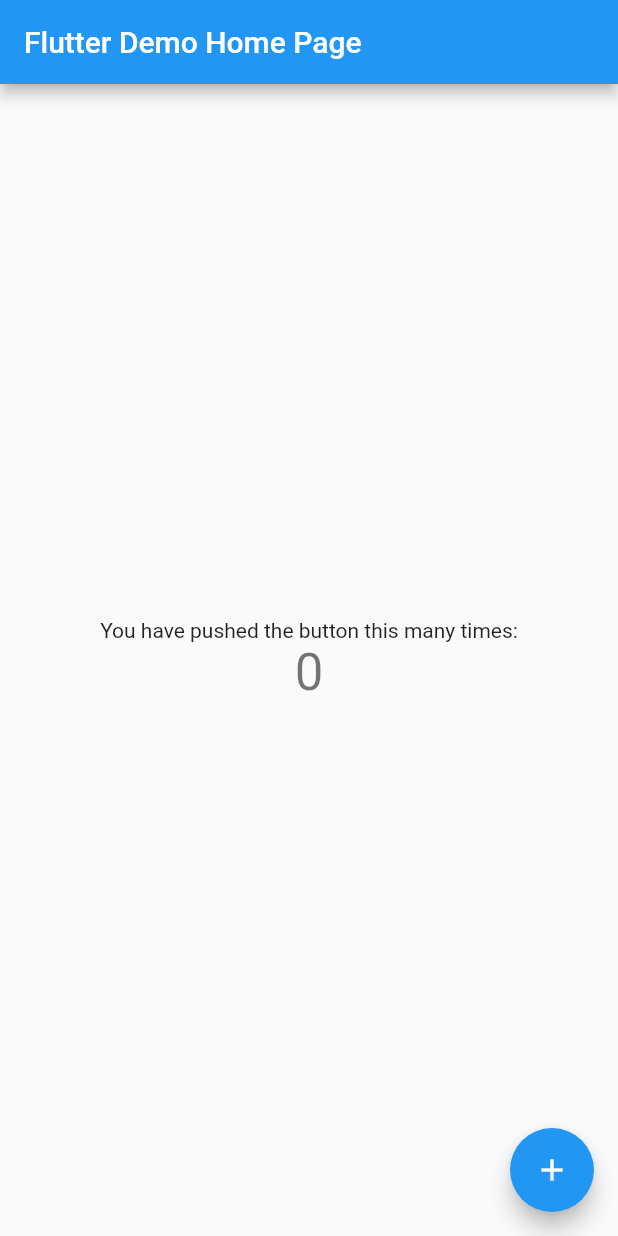
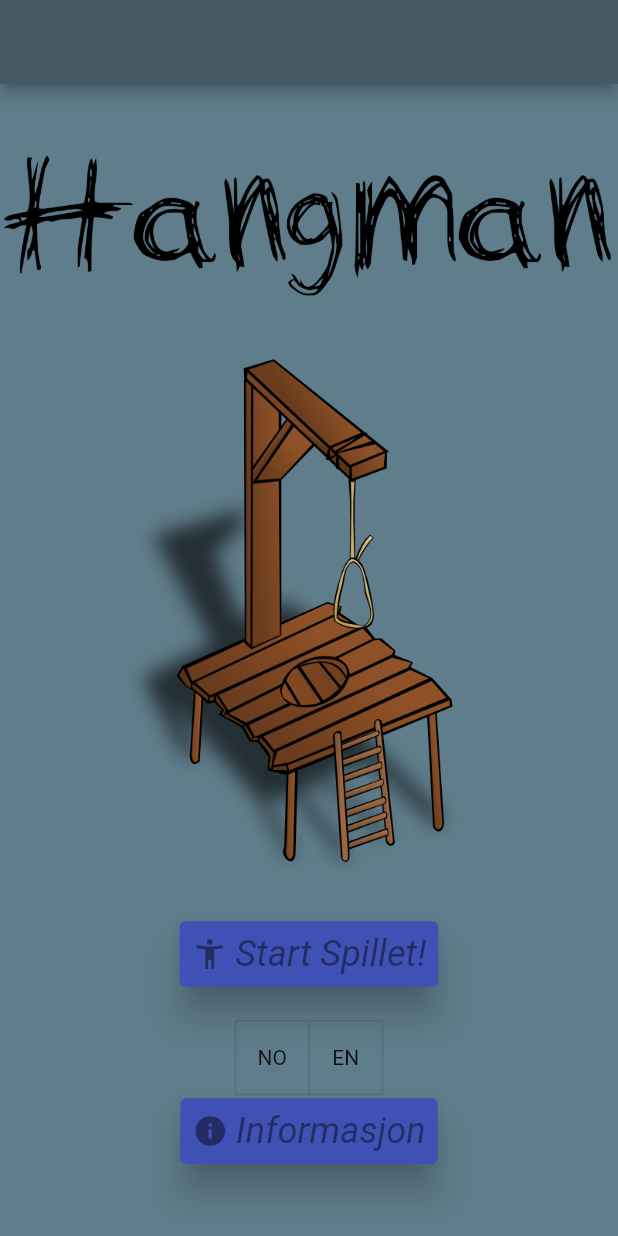
Before and after one commit to Larsbost/INFT2501_Project, a Flutter app: the screen it shows after launch, on a phone screen of 412 x 824 dp. Run offline on Flutter 3.47's test engine with Material 2 defaults, Android fonts, the phone set to English and light mode, and no system bars.

Commit message:
main menu

```diff
--- a/lib/main.dart
+++ b/lib/main.dart
@@ -1,115 +1,25 @@
 import 'package:flutter/material.dart';
+import 'package:inft2501_prosjekt/pages/home.dart';
+import 'package:inft2501_prosjekt/pages/hangman_game.dart';
+
 
 void main() {
-  runApp(const MyApp());
+  runApp(const Hangman());
 }
 
-class MyApp extends StatelessWidget {
-  const MyApp({Key? key}) : super(key: key);
+class Hangman extends StatelessWidget {
+  const Hangman({Key? key}) : super(key: key);
 
-  // This widget is the root of your application.
+
   @override
   Widget build(BuildContext context) {
     return MaterialApp(
-      title: 'Flutter Demo',
-      theme: ThemeData(
-        // This is the theme of your application.
-        //
-        // Try running your application with "flutter run". You'll see the
-        // application has a blue toolbar. Then, without quitting the app, try
-        // changing the primarySwatch below to Colors.green and then invoke
-        // "hot reload" (press "r" in the console where you ran "flutter run",
-        // or simply save your changes to "hot reload" in a Flutter IDE).
-        // Notice that the counter didn't reset back to zero; the application
-        // is not restarted.
-        primarySwatch: Colors.blue,
-      ),
-      home: const MyHomePage(title: 'Flutter Demo Home Page'),
+      initialRoute: "/home",
+      routes: {
+        '/home' : (context) => Home(),
+        '/hangman' : (context) =>  Hangman()
+      },
     );
   }
+
 }
-
-class MyHomePage extends StatefulWidget {
-  const MyHomePage({Key? key, required this.title}) : super(key: key);
-
-  // This widget is the home page of your application. It is stateful, meaning
-  // that it has a State object (defined below) that contains fields that affect
-  // how it looks.
-
-  // This class is the configuration for the state. It holds the values (in this
-  // case the title) provided by the parent (in this case the App widget) and
-  // used by the build method of the State. Fields in a Widget subclass are
-  // always marked "final".
-
-  final String title;
-
-  @override
-  State<MyHomePage> createState() => _MyHomePageState();
-}
-
-class _MyHomePageState extends State<MyHomePage> {
-  int _counter = 0;
-
-  void _incrementCounter() {
-    setState(() {
-      // This call to setState tells the Flutter framework that something has
-      // changed in this State, which causes it to rerun the build method below
-      // so that the display can reflect the updated values. If we changed
-      // _counter without calling setState(), then the build method would not be
-      // called again, and so nothing would appear to happen.
-      _counter++;
-    });
-  }
-
-  @override
-  Widget build(BuildContext context) {
-    // This method is rerun every time setState is called, for instance as done
-    // by the _incrementCounter method above.
-    //
-    // The Flutter framework has been optimized to make rerunning build methods
-    // fast, so that you can just rebuild anything that needs updating rather
-    // than having to individually change instances of widgets.
-    return Scaffold(
-      appBar: AppBar(
-        // Here we take the value from the MyHomePage object that was created by
-        // the App.build method, and use it to set our appbar title.
-        title: Text(widget.title),
-      ),
-      body: Center(
-        // Center is a layout widget. It takes a single child and positions it
-        // in the middle of the parent.
-        child: Column(
-          // Column is also a layout widget. It takes a list of children and
-          // arranges them vertically. By default, it sizes itself to fit its
-          // children horizontally, and tries to be as tall as its parent.
-          //
-          // Invoke "debug painting" (press "p" in the console, choose the
-          // "Toggle Debug Paint" action from the Flutter Inspector in Android
-          // Studio, or the "Toggle Debug Paint" command in Visual Studio Code)
-          // to see the wireframe for each widget.
-          //
-          // Column has various properties to control how it sizes itself and
-          // how it positions its children. Here we use mainAxisAlignment to
-          // center the children vertically; the main axis here is the vertical
-          // axis because Columns are vertical (the cross axis would be
-          // horizontal).
-          mainAxisAlignment: MainAxisAlignment.center,
-          children: <Widget>[
-            const Text(
-              'You have pushed the button this many times:',
-            ),
-            Text(
-              '$_counter',
-              style: Theme.of(context).textTheme.headline4,
-            ),
-          ],
-        ),
-      ),
-      floatingActionButton: FloatingActionButton(
-        onPressed: _incrementCounter,
-        tooltip: 'Increment',
-        child: const Icon(Icons.add),
-      ), // This trailing comma makes auto-formatting nicer for build methods.
-    );
-  }
-}
--- /dev/null
+++ b/lib/pages/hangman_game.dart
@@ -0,0 +1,12 @@
+import 'package:flutter/material.dart';
+
+class Hangman extends StatelessWidget {
+
+  @override
+  Widget build(BuildContext context) {
+    return Scaffold(
+
+
+    );
+  }
+}
--- /dev/null
+++ b/lib/pages/home.dart
@@ -0,0 +1,80 @@
+import 'package:flutter/material.dart';
+import 'package:flutter/widgets.dart';
+import 'package:inft2501_prosjekt/pages/hangman_game.dart';
+
+class Home extends StatefulWidget {
+
+  @override
+  State<Home> createState() => _HomeState();
+}
+
+class _HomeState extends State<Home> {
+  List<bool> _selections = List.generate(2, (_) => false);
+
+  @override
+  Widget build(BuildContext context) {
+    return Scaffold(
+      backgroundColor: Colors.blueGrey,
+        appBar: AppBar(
+          backgroundColor: Colors.blueGrey[700],
+            automaticallyImplyLeading: false,
+        ),
+
+      body: Center(
+        child: Column(
+          crossAxisAlignment: CrossAxisAlignment.center,
+          mainAxisAlignment: MainAxisAlignment.center,
+          children: [
+            const Image(
+              image: AssetImage('assets/hangman_txt.png'),
+            ),
+            const Image(
+              image: AssetImage('assets/hangman_logo.png'),
+            ),
+            TextButton.icon(
+              label: const Text('Start Spillet!'),
+              icon: const Icon(Icons.accessibility_new),
+              style: TextButton.styleFrom(
+                  primary: Colors.black45,
+                  backgroundColor: Colors.indigo,
+                  elevation: 10,
+                  textStyle: const TextStyle(
+                      fontSize: 24, fontStyle: FontStyle.italic)),
+              onPressed: () {
+                Navigator.push(
+                    context,
+                    MaterialPageRoute(builder: (context) => Hangman())
+                );
+              },
+            ),
+            const SizedBox(height: 20.0),
+             ToggleButtons(
+                children: const <Widget>[
+                  Text("NO"),
+                  Text("EN")
+                ],
+                isSelected: _selections,
+                onPressed: (int index) {
+                  setState(() {
+                    _selections[index] = !_selections[index];
+                  });
+            }),
+            TextButton.icon(
+              label: const Text('Informasjon'),
+              icon: const Icon(Icons.info),
+              style: TextButton.styleFrom(
+                  primary: Colors.black45,
+                  backgroundColor: Colors.indigo,
+                  elevation: 10,
+                  textStyle: const TextStyle(
+                      fontSize: 24, fontStyle: FontStyle.italic)),
+              onPressed: () {
+                //TODO route til informasjons skriv
+              },
+            ),
+          ],
+        ),
+      ),
+    );
+  }
+}
```
Also changed, not shown: pubspec.yaml (+4 -3 lines), assets/hangman_logo.png (added), assets/hangman_txt.png (added).
